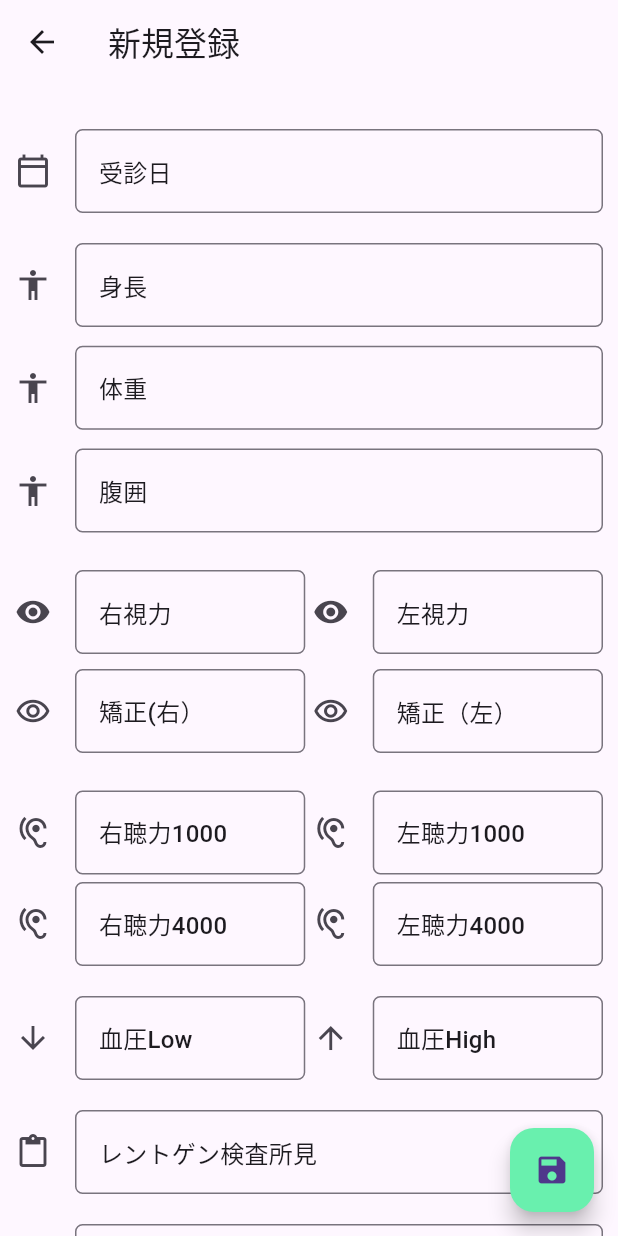
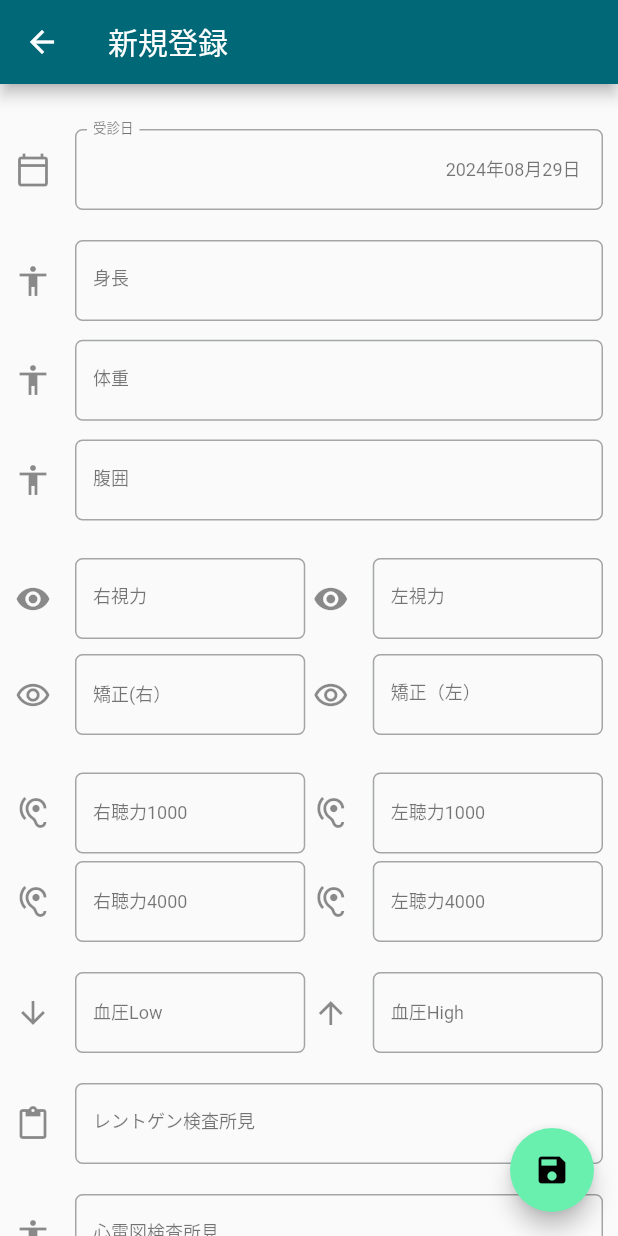
Before and after one commit to Uchipon2020/health_care_mania_free, a Flutter app: the screen it shows after launch, after a tap on the "add" icon, on a phone screen of 412 x 824 dp. Run offline on Flutter 3.47's test engine with Material 3 defaults, Android fonts, the light colour scheme and no system bars; our stand-ins replace fl_chart, google_mobile_ads, sqflite; accounts and stored records are empty; network calls fail.

Commit message:
普及版修正20240829

```diff
--- a/lib/main.dart
+++ b/lib/main.dart
@@ -1,31 +1,45 @@
-
 import 'package:flutter/material.dart';
 import 'package:flutter_localizations/flutter_localizations.dart';
-import 'package:healthcare_mania_legacy_new/screens/model_list_screen.dart';
-//import 'package:flutter_stetho/flutter_stetho.dart';
-//classpath "org.jetbrains.kotlin:kotlin-gradle-plugin:$kotlin_version"
+import 'package:google_mobile_ads/google_mobile_ads.dart';
 
-void main() async {runApp( MyApp());
+import 'screens/model_list_screen.dart';
+
+
+
+
+void main() async {
+  WidgetsFlutterBinding.ensureInitialized();
+  await MobileAds.instance.initialize();
+  runApp(const MyApp());
 }
 
 class MyApp extends StatelessWidget {
   const MyApp({Key? key}) : super(key: key);
 
-
   @override
   Widget build(BuildContext context) {
-
     return MaterialApp(
       title: 'Health Care Mania',
       debugShowCheckedModeBanner: false,
       theme: ThemeData(
-            primarySwatch: Colors.cyan
+        useMaterial3: false,
+        colorScheme: ColorScheme.fromSeed(seedColor: Colors.cyan),
+        floatingActionButtonTheme: const FloatingActionButtonThemeData(
+          backgroundColor: Colors.cyan,
+          foregroundColor: Colors.black,
+        ),
       ),
       home: const ModelListScreen(),
-        localizationsDelegates:const [
+      localizationsDelegates: const [
         GlobalMaterialLocalizations.delegate,
         GlobalWidgetsLocalizations.delegate,
-        ]
+        GlobalCupertinoLocalizations.delegate,
+      ],
+      supportedLocales: const [
+        Locale('en', ''), // English
+        Locale('ja', ''), // Japanese
+        // Add other supported locales here
+      ],
     );
   }
 }
--- a/lib/screens/graph/blood_pressure_graph.dart
+++ b/lib/screens/graph/blood_pressure_graph.dart
@@ -1,12 +1,11 @@
 import 'package:fl_chart/fl_chart.dart';
-import 'package:flutter/cupertino.dart';
 import 'package:flutter/material.dart';
 import 'package:intl/intl.dart';
 import '../../models/model.dart';
 
 class BloodPressureGraph extends StatefulWidget {
   List<Model>? modelList;
-  BloodPressureGraph({required this.modelList, Key? key}) : super(key: key);
+  BloodPressureGraph({required this.modelList, super.key});
 
   @override
   State<BloodPressureGraph> createState() => _BloodPressureGraphState();
@@ -31,7 +30,7 @@ class _BloodPressureGraphState extends State<BloodPressureGraph> {
             style: _titleStyle,
           ),
           axisNameSize: 48),
-      rightTitles: AxisTitles(
+      rightTitles: const AxisTitles(
           sideTitles: SideTitles(
             showTitles: false,
           )),
--- a/lib/screens/graph/weight_graph.dart
+++ b/lib/screens/graph/weight_graph.dart
@@ -32,7 +32,7 @@ class _WeightGraphState extends State<WeightGraph> {
             style: _titleStyle,
           ),
           axisNameSize: 48),
-      rightTitles: AxisTitles(
+      rightTitles: const AxisTitles(
           sideTitles: SideTitles(
             showTitles: false,
           )),
--- a/lib/screens/model_detail_screen.dart
+++ b/lib/screens/model_detail_screen.dart
@@ -124,8 +124,8 @@ class _ModelDetailScreenState extends State<ModelDetailScreen> {
 
   @override
   Widget build(BuildContext context) {
-    TextStyle? textStyle = Theme.of(context).textTheme.subtitle1;
-    if (onTheDayController.text == null) {
+    TextStyle? textStyle = Theme.of(context).textTheme.bodySmall;
+    if (onTheDayController.text.isEmpty) {
       onTheDayController.text = DateFormat("yyyy年MM月dd日").format(dateFormat);
       if (kDebugMode) {
         print('$dateFormat');
@@ -579,12 +579,13 @@ class _ModelDetailScreenState extends State<ModelDetailScreen> {
                 Padding(
                   padding: const EdgeInsets.all(8.0),
                   child: TextField(
-                    controller: totalBilirubinController,
-                    style: textStyle,
-                    keyboardType: TextInputType.number,
-                    onChanged: (value) {
-                      debugPrint('Something changed in Title Text Field');
-                      updateTotalBilirubin();
+                    controller: totalProteinController,
+                    style: textStyle,
+                    textAlign: TextAlign.right,
+                    keyboardType: TextInputType.number,
+                    onChanged: (value) {
+                      debugPrint('Something changed in Title Text Field');
+                      updateTotalProtein();
                     },
                     decoration: InputDecoration(
                         labelText: '総蛋白',
@@ -599,6 +600,7 @@ class _ModelDetailScreenState extends State<ModelDetailScreen> {
                     padding: const EdgeInsets.all(8.0),
                     child: TextField(
                       controller: albuminController,
+                      textAlign: TextAlign.right,
                       style: textStyle,
                       keyboardType: TextInputType.number,
                       onChanged: (value) {
@@ -623,6 +625,7 @@ class _ModelDetailScreenState extends State<ModelDetailScreen> {
                   padding: const EdgeInsets.all(8.0),
                   child: TextField(
                     controller: totalBilirubinController,
+                    textAlign: TextAlign.right,
                     style: textStyle,
                     keyboardType: TextInputType.number,
                     onChanged: (value) {
@@ -683,10 +686,11 @@ class _ModelDetailScreenState extends State<ModelDetailScreen> {
                   child: TextField(
                     controller: alpController,
                     style: textStyle,
-                    keyboardType: TextInputType.number,
-                    onChanged: (value) {
-                      debugPrint('Something changed in Title Text Field');
-                      updateEcg();
+                    textAlign: TextAlign.right,
+                    keyboardType: TextInputType.number,
+                    onChanged: (value) {
+                      debugPrint('Something changed in Title Text Field');
+                      updateAlp();
                     },
                     decoration: InputDecoration(
                         labelText: 'ALP',
@@ -720,13 +724,13 @@ class _ModelDetailScreenState extends State<ModelDetailScreen> {
             ),
             //脂質--------------------------------------
             //総コレステロール
-            ExpansionTile(title: const Text('脂質'),
-                children: [
+            ExpansionTile(title: const Text('脂質'), children: [
               Padding(
                 padding: const EdgeInsets.all(8.0),
                 child: TextField(
                   controller: totalCholesterolController,
                   style: textStyle,
+                  textAlign: TextAlign.right,
                   keyboardType: TextInputType.number,
                   onChanged: (value) {
                     debugPrint('Something changed in Title Text Field');
@@ -810,7 +814,8 @@ class _ModelDetailScreenState extends State<ModelDetailScreen> {
                   child: TextField(
                     controller: uricAcidController,
                     style: textStyle,
-                    //keyboardType:TextInputType.number,
+                    textAlign: TextAlign.right,
+                    keyboardType: TextInputType.number,
                     onChanged: (value) {
                       debugPrint('Something changed in Title Text Field');
                       updateUricAcid();
@@ -827,13 +832,13 @@ class _ModelDetailScreenState extends State<ModelDetailScreen> {
               ],
             ),
             //尿素窒素 //腎機能-------------------------------------
-            ExpansionTile(title: const Text('腎機能'),
-                children: [
+            ExpansionTile(title: const Text('腎機能'), children: [
               Padding(
                 padding: const EdgeInsets.all(8.0),
                 child: TextField(
                   controller: ureaNitrogenController,
                   style: textStyle,
+                  textAlign: TextAlign.right,
                   keyboardType: TextInputType.number,
                   onChanged: (value) {
                     debugPrint('Something changed in Title Text Field');
@@ -851,8 +856,8 @@ class _ModelDetailScreenState extends State<ModelDetailScreen> {
                 padding: const EdgeInsets.all(8.0),
                 child: TextField(
                   controller: sugarController,
-                      style: textStyle,
-                      //keyboardType: TextInputType.number,
+                  textAlign: TextAlign.right,
+                  keyboardType: TextInputType.number,
                   onChanged: (value) {
                     debugPrint('Something changed in Title Text Field');
                     updateSugar();
@@ -870,7 +875,8 @@ class _ModelDetailScreenState extends State<ModelDetailScreen> {
                 child: TextField(
                   controller: urineController,
                   style: textStyle,
-                      //keyboardType: TextInputType.number,
+                  textAlign: TextAlign.right,
+                  keyboardType: TextInputType.number,
                   onChanged: (value) {
                     debugPrint('Something changed in Title Text Field');
                     updateUrine();
@@ -890,10 +896,11 @@ class _ModelDetailScreenState extends State<ModelDetailScreen> {
                 child: TextField(
                   controller: creatinineController,
                   style: textStyle,
-                  keyboardType: TextInputType.number,
-                  onChanged: (value) {
-                    debugPrint('Something changed in Title Text Field');
-                    updateEcg();
+                  textAlign: TextAlign.right,
+                  keyboardType: TextInputType.number,
+                  onChanged: (value) {
+                    debugPrint('Something changed in Title Text Field');
+                    updateCreatinine();
                   },
                   decoration: InputDecoration(
                       labelText: 'クレアチニン',
@@ -931,10 +938,11 @@ class _ModelDetailScreenState extends State<ModelDetailScreen> {
                   child: TextField(
                     controller: amylaseController,
                     style: textStyle,
-                    //keyboardType:TextInputType.number,
-                    onChanged: (value) {
-                      debugPrint('Something changed in Title Text Field');
-                      updateEcg();
+                    textAlign: TextAlign.right,
+                    keyboardType: TextInputType.number,
+                    onChanged: (value) {
+                      debugPrint('Something changed in Title Text Field');
+                      updateAmylase();
                     },
                     decoration: InputDecoration(
                         labelText: 'アミラーゼ',
@@ -948,8 +956,7 @@ class _ModelDetailScreenState extends State<ModelDetailScreen> {
               ],
             ),
             // 空腹時血糖//糖代謝--------------------------------------
-            ExpansionTile(title: const Text('糖代謝'),
-                children: [
+            ExpansionTile(title: const Text('糖代謝'), children: [
               Padding(
                 padding: const EdgeInsets.all(8.0),
                 child: TextField(
@@ -1001,6 +1008,7 @@ class _ModelDetailScreenState extends State<ModelDetailScreen> {
                   child: TextField(
                     controller: whiteBloodCellController,
                     style: textStyle,
+                    textAlign: TextAlign.right,
                     keyboardType: TextInputType.number,
                     onChanged: (value) {
                       debugPrint('Something changed in Title Text Field');
@@ -1067,7 +1075,8 @@ class _ModelDetailScreenState extends State<ModelDetailScreen> {
                   child: TextField(
                     controller: hematocritController,
                     style: textStyle,
-                    //keyboardType:TextInputType.number,
+                    textAlign: TextAlign.right,
+                    keyboardType: TextInputType.number,
                     onChanged: (value) {
                       debugPrint('Something changed in Title Text Field');
                       updateHematocrit();
@@ -1086,10 +1095,11 @@ class _ModelDetailScreenState extends State<ModelDetailScreen> {
                   child: TextField(
                     controller: mcvController,
                     style: textStyle,
-                    keyboardType: TextInputType.number,
-                    onChanged: (value) {
-                      debugPrint('Something changed in Title Text Field');
-                      updateEcg();
+                    textAlign: TextAlign.right,
+                    keyboardType: TextInputType.number,
+                    onChanged: (value) {
+                      debugPrint('Something changed in Title Text Field');
+                      updateMcv();
                     },
                     decoration: InputDecoration(
                         labelText: 'MCV',
@@ -1103,15 +1113,16 @@ class _ModelDetailScreenState extends State<ModelDetailScreen> {
                 Padding(
                   padding: const EdgeInsets.all(8.0),
                   child: TextField(
-                    controller: mcvController,
-                    style: textStyle,
-                    keyboardType: TextInputType.number,
-                    onChanged: (value) {
-                      debugPrint('Something changed in Title Text Field');
-                      updateEcg();
-                    },
-                    decoration: InputDecoration(
-                        labelText: 'MCV',
+                    controller: mchController,
+                    style: textStyle,
+                    textAlign: TextAlign.right,
+                    keyboardType: TextInputType.number,
+                    onChanged: (value) {
+                      debugPrint('Something changed in Title Text Field');
+                      updateMch();
+                    },
+                    decoration: InputDecoration(
+                        labelText: 'MCH',
                         labelStyle: textStyle,
                         suffix: const Text(' fL'),
                         border: OutlineInputBorder(
@@ -1124,7 +1135,8 @@ class _ModelDetailScreenState extends State<ModelDetailScreen> {
                   child: TextField(
                     controller: mchcController,
                     style: textStyle,
-                    //keyboardType:TextInputType.number,
+                    textAlign: TextAlign.right,
+                    keyboardType: TextInputType.number,
                     onChanged: (value) {
                       debugPrint('Something changed in Title Text Field');
                       updateMchc();
@@ -1143,10 +1155,11 @@ class _ModelDetailScreenState extends State<ModelDetailScreen> {
                   child: TextField(
                     controller: serumIronController,
                     style: textStyle,
-                    keyboardType: TextInputType.number,
-                    onChanged: (value) {
-                      debugPrint('Something changed in Title Text Field');
-                      updateEcg();
+                    textAlign: TextAlign.right,
+                    keyboardType: TextInputType.number,
+                    onChanged: (value) {
+                      debugPrint('Something changed in Title Text Field');
+                      updateSerumIron();
                     },
                     decoration: InputDecoration(
                         labelText: '血清鉄',
@@ -1167,7 +1180,8 @@ class _ModelDetailScreenState extends State<ModelDetailScreen> {
                   child: TextField(
                     controller: plateletController,
                     style: textStyle,
-                    //keyboardType:TextInputType.number,
+                    textAlign: TextAlign.right,
+                    keyboardType: TextInputType.number,
                     onChanged: (value) {
                       debugPrint('Something changed in Title Text Field');
                       updatePlatelet();
@@ -1218,7 +1232,7 @@ class _ModelDetailScreenState extends State<ModelDetailScreen> {
                       textStyle: const TextStyle(color: Colors.red)),
                   child: const Text(
                     'Delete',
-                    textScaleFactor: 1.5,
+                    //textScaleFactor: 1.5,
                   ),
                   onPressed: () {
                     setState(() {
@@ -1366,11 +1380,11 @@ class _ModelDetailScreenState extends State<ModelDetailScreen> {
     widget.model.high_blood_pressure_12 = hBpController.text;
   }
 
-  void updateSugar(){
+  void updateSugar() {
     widget.model.sugar_26 = sugarController.text;
   }
 
-  void updateUrine(){
+  void updateUrine() {
     widget.model.urine_25 = urineController.text;
   }
 
@@ -1469,7 +1483,7 @@ class _ModelDetailScreenState extends State<ModelDetailScreen> {
     widget.model.platelet_46 = plateletController.text;
   }
 
-  void updateInternal(){
+  void updateInternal() {
     widget.model.internal_47 = internalController.text;
   }
 
@@ -1492,8 +1506,11 @@ class _ModelDetailScreenState extends State<ModelDetailScreen> {
   }
 
   void _save() async {
+    if (onTheDayController.text.isEmpty) {
+      _showAlertDialog('状況', '保存するデータがありません');
+      return;
+    }
     moveToLastScreen();
-
     widget.model.date = DateFormat.yMMMd().format(DateTime.now());
     debugPrint(widget.model.on_the_day_24);
     int result;
--- a/lib/screens/model_list_screen.dart
+++ b/lib/screens/model_list_screen.dart
@@ -1,7 +1,6 @@
 import 'dart:async';
-import 'dart:ui';
-
 import 'package:flutter/material.dart';
+import 'package:google_mobile_ads/google_mobile_ads.dart';
 import 'package:sqflite/sqflite.dart';
 import '../models/model.dart';
 import '../utils/database_helper.dart';
@@ -9,7 +8,7 @@ import 'model_detail_screen.dart';
 import 'model_view_screen.dart';
 
 class ModelListScreen extends StatefulWidget {
-  const ModelListScreen({Key? key}) : super(key: key);
+  const ModelListScreen({super.key});
   @override
   State<StatefulWidget> createState() {
     return ModelListScreenState();
@@ -27,12 +26,42 @@ class ModelListScreenState extends State<ModelListScreen> {
   int bloodHeightCount = 0;
   int bloodLowCount = 0;
 
+  late BannerAd _bannerAd;
+  bool _isBannerAdReady = false;
+
+  @override
+  void initState(){
+    debugPrint('Adrequest通過');
+    super.initState();
+    _bannerAd = BannerAd(
+      adUnitId: 'ca-app-pub-6658769444839234~3190822190',
+      request: const AdRequest(),
+      size: AdSize.banner,
+      listener: BannerAdListener(
+        onAdLoaded: (_) {
+          setState(() {
+            _isBannerAdReady = true;
+          });
+        },
+        onAdFailedToLoad: (ad, error) {
+          ad.dispose();
+        },
+      ),
+    );
+    _bannerAd.load();
+  }
+
+  @override
+  void dispose() {
+    _bannerAd.dispose();
+    super.dispose();
+  }
 
   @override
   Widget build(BuildContext context) {
     if (modelList == null) {
       modelList = <Model>[];
-      debugPrint('初期リセットビルド通過');
+      debugPrint('初期リセットビルド通過５５５');
       updateListView();
     }
 
@@ -40,7 +69,22 @@ class ModelListScreenState extends State<ModelListScreen> {
       appBar: AppBar(
         title: const Text('HEALTHCARE MANIA'),
       ),
-      body: getModelListView(),
+      body: Column(
+        children:  [
+          Expanded(
+              child: getModelListView()
+          ),
+          if (_isBannerAdReady)
+            Container(
+              alignment: Alignment.center,
+              width: _bannerAd.size.width.toDouble(),
+              height: _bannerAd.size.height.toDouble(),
+              child: AdWidget(ad: _bannerAd),
+            )
+          else
+            const SizedBox(), // 広告が読み込まれていない場合はスペースを占有しない
+        ],
+      ),
       floatingActionButton: FloatingActionButton(
         onPressed: () {
           debugPrint('FAB clicked');
@@ -144,7 +188,7 @@ class ModelListScreenState extends State<ModelListScreen> {
     await Navigator.of(context).push(
       PageRouteBuilder(
         pageBuilder: (context, animation, secondaryAnimation) {
-          return ModelViewScreen2(
+          return ModelViewScreen(
               appBarTitle: appBarTitle,
               model: models,
               modelList: modelList!
```
Also changed, not shown: lib/screens/model_view_screen.dart (+29 -38 lines), pubspec.yaml (+5 -4 lines), pubspec.lock, 33 other files. Lines whose indentation alone changed are shown as unchanged.
